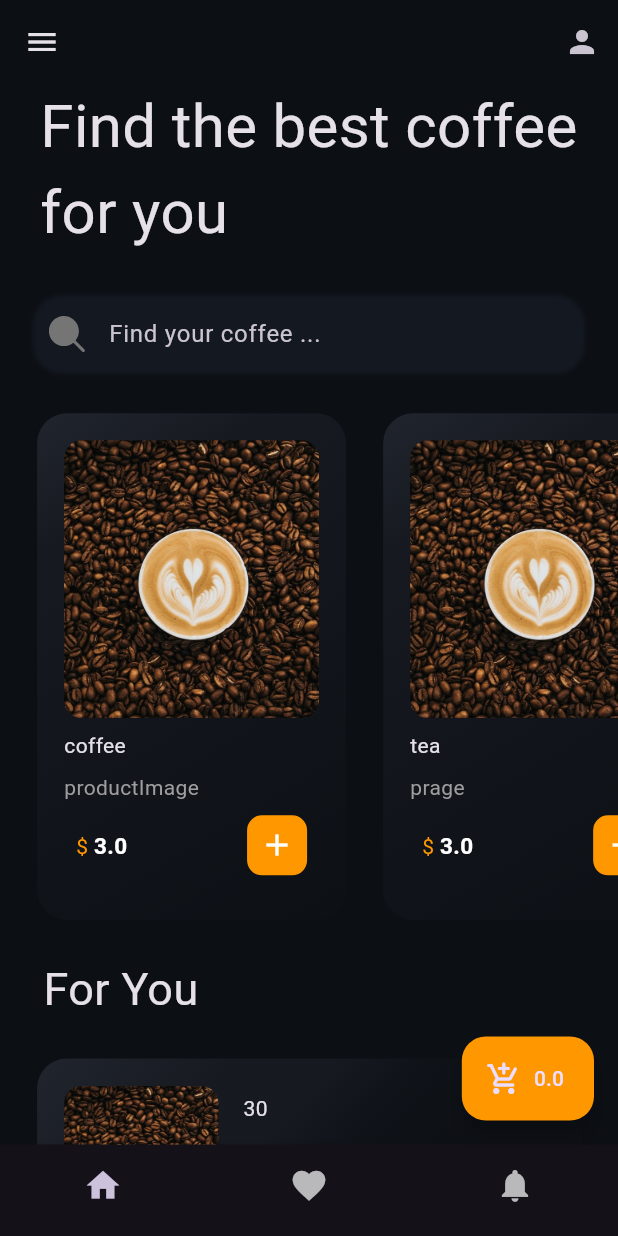
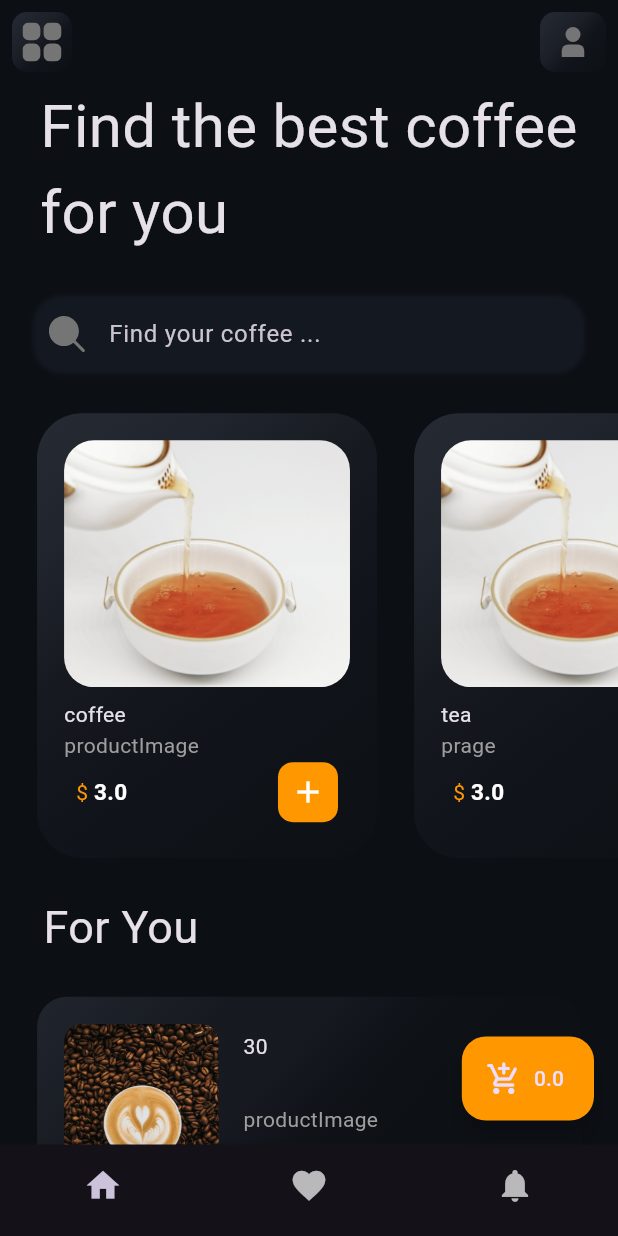
Before and after one commit to MERakram/tea_salon, a Flutter app: the screen it shows after launch, on a phone screen of 412 x 824 dp. Run offline on Flutter 3.47's test engine with Material 2 defaults, Android fonts, the phone set to English and light mode, and no system bars; our stand-ins replace firebase_auth, firebase_core, flutter_svg, get; accounts and stored records are empty.

Commit message:
edit app bar icons

```diff
--- a/lib/components/horizontal_coffee_card.dart
+++ b/lib/components/horizontal_coffee_card.dart
@@ -22,13 +22,13 @@ class _HorizontalCoffeeCardState extends State<HorizontalCoffeeCard> {
       padding: EdgeInsets.only(left: width * 0.06),
       child: Container(
         padding: const EdgeInsets.all(18),
-        width: width * 0.5,
+        width: width * 0.55,
         decoration: BoxDecoration(
           gradient: LinearGradient(
             colors: [
+              Color(0xFF262a33).withOpacity(1),
               Color(0xFF262a33).withOpacity(0.8),
               Color(0xFF262a33).withOpacity(0.4),
-              Color(0xFF262a33).withOpacity(0.3),
               Color(0xFF262a33).withOpacity(0.2),
               Color(0xFF262a33).withOpacity(0.1),
               Color(0xFF262a33).withOpacity(0.05),
@@ -36,37 +36,35 @@ class _HorizontalCoffeeCardState extends State<HorizontalCoffeeCard> {
             begin: Alignment.topLeft,
             end: Alignment.bottomRight,
           ),
-          borderRadius: BorderRadius.circular(20),
+          borderRadius: BorderRadius.circular(30),
         ),
         child: Column(
           crossAxisAlignment: CrossAxisAlignment.start,
           children: [
             Container(
-              height: width * 0.45,
-              width: width * 0.45,
+              height: height*0.2,
+              width: width*0.5,
               child: ClipRRect(
-                borderRadius: BorderRadius.circular(12),
+                borderRadius: BorderRadius.circular(20),
                 child: Image.asset(
-                  'assets/images/coffee.jpg',
-                  fit: BoxFit.fill,
+                  'assets/images/chi-chen.jpg',
+                  fit: BoxFit.cover,
                 ),
               ),
             ),
             SizedBox(
-              height: height * 0.01,
+              height: height*0.01,
             ),
-
             Text(widget.productName),
              SizedBox(
-              height: height*0.01,
-
+               height: height*0.001,
             ),
             Text(
               widget.productDescription,
               style: TextStyle(color: Colors.grey[500]),
             ),
             SizedBox(
-              height: height * 0.01,
+              height: height*0.001,
             ),
             Padding(
               padding: const EdgeInsets.symmetric(horizontal: 8.0),
--- a/lib/pages/home_page.dart
+++ b/lib/pages/home_page.dart
@@ -8,6 +8,7 @@ import 'package:tea_salon/pages/favorite_page.dart';
 import 'package:tea_salon/pages/notification_page.dart';
 import 'package:tea_salon/pages/profilelanding.dart';
 
+import '../components/Gradient_outline.dart';
 import '../components/horizontal_coffee_card.dart';
 import '../components/vertical_coffee_cards.dart';
 import '../controllers/Fetch_Latest_Offers.dart';
@@ -53,13 +54,67 @@ class _HomePageState extends State<HomePage> {
           resizeToAvoidBottomInset: false,
           backgroundColor: Color(0xFF0c0f14),
           appBar: AppBar(
-            leading: IconButton(onPressed: () {}, icon: Icon(Icons.menu)),
+            leading: InkWell(
+              borderRadius: BorderRadius.circular(15),
+              onTap:()=>Get.to(ProfileLanding()),
+              child: Container(
+                margin: EdgeInsets.all(8),
+                decoration: BoxDecoration(
+                  gradient: LinearGradient(
+                    colors: [
+                      Color(0xFF262a33).withOpacity(1),
+                      Color(0xFF262a33).withOpacity(0.8),
+                      Color(0xFF262a33).withOpacity(0.6),
+                      Color(0xFF262a33).withOpacity(0.2),
+                      Color(0xFF262a33).withOpacity(0.1),
+                      Color(0xFF262a33).withOpacity(0.05),
+                    ],
+                    begin: Alignment.topLeft,
+                    end: Alignment.bottomRight,
+                  ),
+                  borderRadius: BorderRadius.circular(10),
+                ),
+                child: Padding(
+                  padding: const EdgeInsets.all(7.0),
+                  child: SvgPicture.asset(
+                    'assets/images/apps.svg',
+                    color: Colors.grey[600],
+                    fit: BoxFit.scaleDown,
+                  ),
+                ),
+              ),
+            ),
             actions: [
-              IconButton(
-                  onPressed: () {
-                    Get.to(() => ProfileLanding());
-                  },
-                  icon: Icon(Icons.person))
+              InkWell(
+                borderRadius: BorderRadius.circular(15),
+                onTap:()=>Get.to(ProfileLanding()),
+                child: Container(
+                  margin: EdgeInsets.all(8),
+                  decoration: BoxDecoration(
+                    gradient: LinearGradient(
+                      colors: [
+                        Color(0xFF262a33).withOpacity(1),
+                        Color(0xFF262a33).withOpacity(0.8),
+                        Color(0xFF262a33).withOpacity(0.6),
+                        Color(0xFF262a33).withOpacity(0.2),
+                        Color(0xFF262a33).withOpacity(0.1),
+                        Color(0xFF262a33).withOpacity(0.05),
+                      ],
+                      begin: Alignment.topLeft,
+                      end: Alignment.bottomRight,
+                    ),
+                    borderRadius: BorderRadius.circular(10),
+                  ),
+                  child: Padding(
+                    padding: const EdgeInsets.all(10.0),
+                    child: SvgPicture.asset(
+                      'assets/images/user.svg',
+                      color: Colors.grey[600],
+                      fit: BoxFit.scaleDown,
+                    ),
+                  ),
+                ),
+              ),
             ],
             elevation: 0,
             backgroundColor: Colors.transparent,
@@ -94,6 +149,21 @@ class _HomePageState extends State<HomePage> {
               ),
               // search bar
               Container(
+                decoration: BoxDecoration(
+                  borderRadius: BorderRadius.circular(20),
+                  color: Colors.transparent,
+                  boxShadow: [
+                    BoxShadow(
+                      // color: const Color(0xFF777676).withOpacity(0.1),
+                      color: const Color(0xFF141921).withOpacity(1),
+                      spreadRadius: -2,
+                      blurRadius: 2,
+                      offset: Offset(0, 0),
+                    ),
+                  ],
+                ),
+                width: width * 0.9,
+                margin: EdgeInsets.symmetric(horizontal: width * 0.05),
                 child: TextField(
                   decoration: InputDecoration(
                     enabledBorder: OutlineInputBorder(
@@ -115,28 +185,13 @@ class _HomePageState extends State<HomePage> {
                     hintText: 'Find your coffee ...',
                   ),
                 ),
-                decoration: BoxDecoration(
-                  borderRadius: BorderRadius.circular(20),
-                  color: Colors.transparent,
-                  boxShadow: [
-                    BoxShadow(
-                      // color: const Color(0xFF777676).withOpacity(0.1),
-                      color: const Color(0xFF141921).withOpacity(1),
-                      spreadRadius: -2,
-                      blurRadius: 2,
-                      offset: Offset(0, 0),
-                    ),
-                  ],
-                ),
-                width: width * 0.9,
-                margin: EdgeInsets.symmetric(horizontal: width * 0.05),
               ),
               SizedBox(
                 height: height * 0.03,
               ),
               // horiwontal coffee list
               Container(
-                height: height * 0.41,
+                height: height * 0.36,
                 // color: Colors.green,
                 child: GetX<Fetch_Latest_Offers>(builder: (controller) {
                   return ListView.builder(
@@ -195,9 +250,7 @@ class _HomePageState extends State<HomePage> {
             icon: Icon(Icons.add_shopping_cart_rounded),
             label: GetX<Add_to_wishlist_controller>(
               builder: (controller) {
-                return Text(controller.totalPrice.toString() == null
-                    ? '0.0'
-                    : controller.totalPrice.toString());
+                return Text(controller.totalPrice.toString());
               },
             ),
           ),
```
Also changed, not shown: lib/components/Gradient_outline.dart (added, +78 -0 lines), assets/images/chi-chen.jpg (added), 1 other file.
